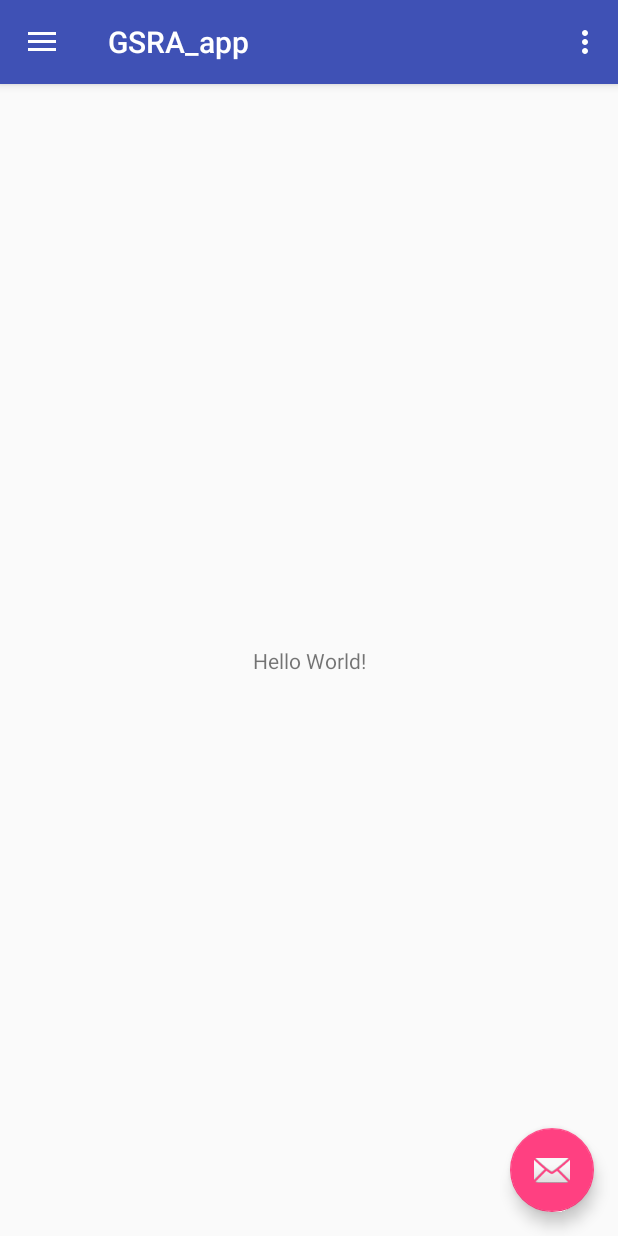
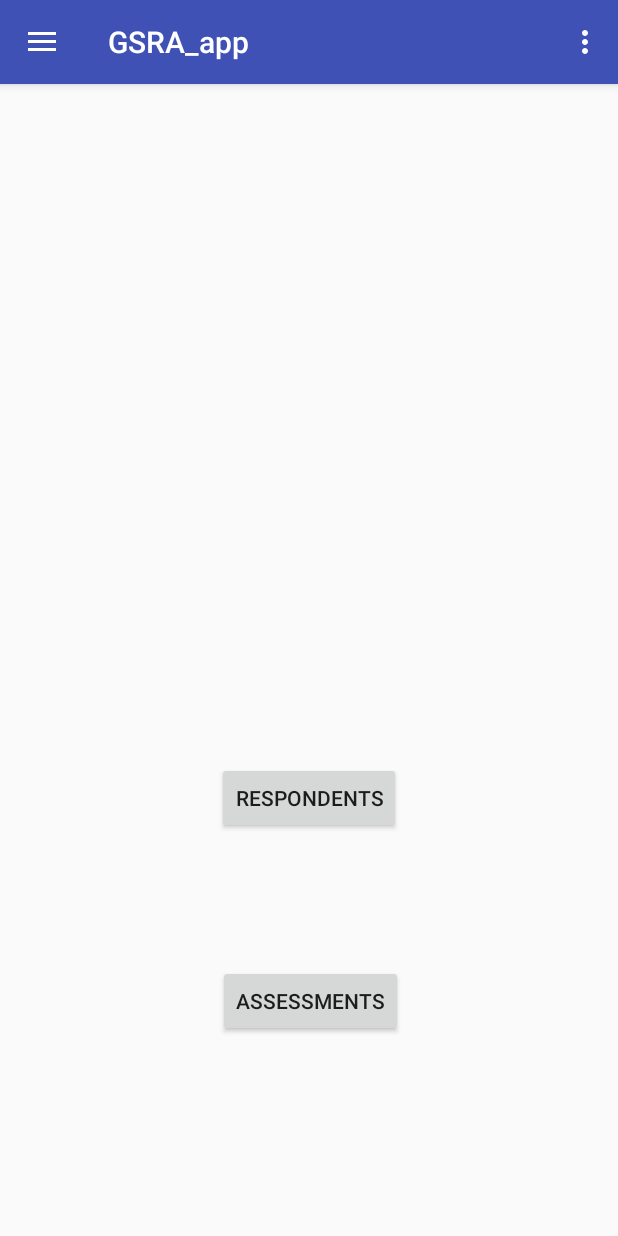
Before and after one commit to cobalt111/GSRA_App, an Android app: the MainActivity screen opened directly, with no data from a screen before it, on a phone screen of 412 x 824 dp. Run offline under Robolectric (Android 15) with nearby library versions, the phone set to English and light mode, and no system bars; our stand-ins replace ButterKnife.

Commit message:
Hooked up buttons on Main, deleted unneeded views

```diff
--- a/app/src/main/java/com/timothycox/gsra_app/main/MainActivity.java
+++ b/app/src/main/java/com/timothycox/gsra_app/main/MainActivity.java
@@ -1,9 +1,6 @@
 package com.timothycox.gsra_app.main;
 
 import android.os.Bundle;
-import android.support.design.widget.FloatingActionButton;
-import android.support.design.widget.Snackbar;
-import android.view.View;
 import android.support.design.widget.NavigationView;
 import android.support.v4.view.GravityCompat;
 import android.support.v4.widget.DrawerLayout;
@@ -12,46 +9,51 @@ import android.support.v7.app.AppCompatActivity;
 import android.support.v7.widget.Toolbar;
 import android.view.Menu;
 import android.view.MenuItem;
+import android.widget.Button;
 
 import com.timothycox.gsra_app.R;
+
+import butterknife.BindView;
+import butterknife.ButterKnife;
+import butterknife.OnClick;
 
 public class MainActivity extends AppCompatActivity
         implements NavigationView.OnNavigationItemSelectedListener, MainView {
 
     private MainPresenter presenter;
 
+    @BindView(R.id.drawer_layout)
+    DrawerLayout drawerLayout;
+    @BindView(R.id.nav_view)
+    NavigationView navigationView;
+    @BindView(R.id.toolbar)
+    Toolbar toolbar;
+    @BindView(R.id.main_button_respondents)
+    Button respondentsButton;
+    @BindView(R.id.main_button_assessments)
+    Button assessmentsButton;
+
     @Override
     protected void onCreate(Bundle savedInstanceState) {
         super.onCreate(savedInstanceState);
         setContentView(R.layout.activity_main);
+        ButterKnife.bind(this);
         presenter = new MainPresenter(this);
-        Toolbar toolbar = (Toolbar) findViewById(R.id.toolbar);
+
         setSupportActionBar(toolbar);
 
-        FloatingActionButton fab = (FloatingActionButton) findViewById(R.id.fab);
-        fab.setOnClickListener(new View.OnClickListener() {
-            @Override
-            public void onClick(View view) {
-                Snackbar.make(view, "Replace with your own action", Snackbar.LENGTH_LONG)
-                        .setAction("Action", null).show();
-            }
-        });
-
-        DrawerLayout drawer = (DrawerLayout) findViewById(R.id.drawer_layout);
         ActionBarDrawerToggle toggle = new ActionBarDrawerToggle(
-                this, drawer, toolbar, R.string.navigation_drawer_open, R.string.navigation_drawer_close);
-        drawer.addDrawerListener(toggle);
+                this, drawerLayout, toolbar, R.string.navigation_drawer_open, R.string.navigation_drawer_close);
+        drawerLayout.addDrawerListener(toggle);
         toggle.syncState();
 
-        NavigationView navigationView = (NavigationView) findViewById(R.id.nav_view);
         navigationView.setNavigationItemSelectedListener(this);
     }
 
     @Override
     public void onBackPressed() {
-        DrawerLayout drawer = (DrawerLayout) findViewById(R.id.drawer_layout);
-        if (drawer.isDrawerOpen(GravityCompat.START)) {
-            drawer.closeDrawer(GravityCompat.START);
+        if (drawerLayout.isDrawerOpen(GravityCompat.START)) {
+            drawerLayout.closeDrawer(GravityCompat.START);
         } else {
             super.onBackPressed();
         }
@@ -99,8 +101,17 @@ public class MainActivity extends AppCompatActivity
 
         }
 
-        DrawerLayout drawer = (DrawerLayout) findViewById(R.id.drawer_layout);
-        drawer.closeDrawer(GravityCompat.START);
+        drawerLayout.closeDrawer(GravityCompat.START);
         return true;
     }
+
+    @OnClick(R.id.main_button_respondents)
+    void onClickRespondents() {
+        presenter.onRespondents(getApplicationContext());
+    }
+
+    @OnClick(R.id.main_button_assessments)
+    void onClickAssessments() {
+        presenter.onAssessments(getApplicationContext());
+    }
 }
--- a/app/src/main/res/layout/app_bar_main.xml
+++ b/app/src/main/res/layout/app_bar_main.xml
@@ -14,20 +14,12 @@
         <android.support.v7.widget.Toolbar
             android:id="@+id/toolbar"
             android:layout_width="match_parent"
-            android:layout_height="?attr/actionBarSize"
-            android:background="?attr/colorPrimary"
+            android:layout_height="wrap_content"
+            android:background="#3f51b5"
             app:popupTheme="@style/AppTheme.PopupOverlay" />
 
     </android.support.design.widget.AppBarLayout>
 
     <include layout="@layout/content_main" />
 
-    <android.support.design.widget.FloatingActionButton
-        android:id="@+id/fab"
-        android:layout_width="wrap_content"
-        android:layout_height="wrap_content"
-        android:layout_gravity="bottom|end"
-        android:layout_margin="@dimen/fab_margin"
-        app:srcCompat="@android:drawable/ic_dialog_email" />
-
 </android.support.design.widget.CoordinatorLayout>
--- a/app/src/main/res/layout/content_main.xml
+++ b/app/src/main/res/layout/content_main.xml
@@ -8,13 +8,32 @@
     tools:context=".main.MainActivity"
     tools:showIn="@layout/app_bar_main">
 
-    <TextView
+    <Button
+        android:id="@+id/main_button_respondents"
         android:layout_width="wrap_content"
         android:layout_height="wrap_content"
-        android:text="Hello World!"
+        android:layout_marginBottom="140dp"
+        android:layout_marginEnd="131dp"
+        android:layout_marginStart="131dp"
+        android:layout_marginTop="323dp"
+        android:text="@string/main_button_respondents"
         app:layout_constraintBottom_toBottomOf="parent"
-        app:layout_constraintLeft_toLeftOf="parent"
-        app:layout_constraintRight_toRightOf="parent"
+        app:layout_constraintEnd_toEndOf="parent"
+        app:layout_constraintStart_toStartOf="parent"
         app:layout_constraintTop_toTopOf="parent" />
 
+    <Button
+        android:id="@+id/main_button_assessments"
+        android:layout_width="wrap_content"
+        android:layout_height="wrap_content"
+        android:layout_marginBottom="69dp"
+        android:layout_marginEnd="130dp"
+        android:layout_marginStart="131dp"
+        android:layout_marginTop="23dp"
+        android:text="@string/main_button_assessments"
+        app:layout_constraintBottom_toBottomOf="parent"
+        app:layout_constraintEnd_toEndOf="parent"
+        app:layout_constraintHorizontal_bias="0.52"
+        app:layout_constraintStart_toStartOf="parent"
+        app:layout_constraintTop_toBottomOf="@+id/main_button_respondents" />
 </android.support.constraint.ConstraintLayout>
--- a/app/src/main/res/values/strings.xml
+++ b/app/src/main/res/values/strings.xml
@@ -10,4 +10,7 @@
     <string name="title_activity_intro">IntroActivity</string>
     <string name="dummy_button">Dummy Button</string>
     <string name="dummy_content">DUMMY\nCONTENT</string>
+
+    <string name="main_button_respondents">Respondents</string>
+    <string name="main_button_assessments">Assessments</string>
 </resources>
```
Also changed, not shown: app/build.gradle (+9 -1 lines), app/src/main/java/com/timothycox/gsra_app/main/MainPresenter.java (+15 -0 lines).
